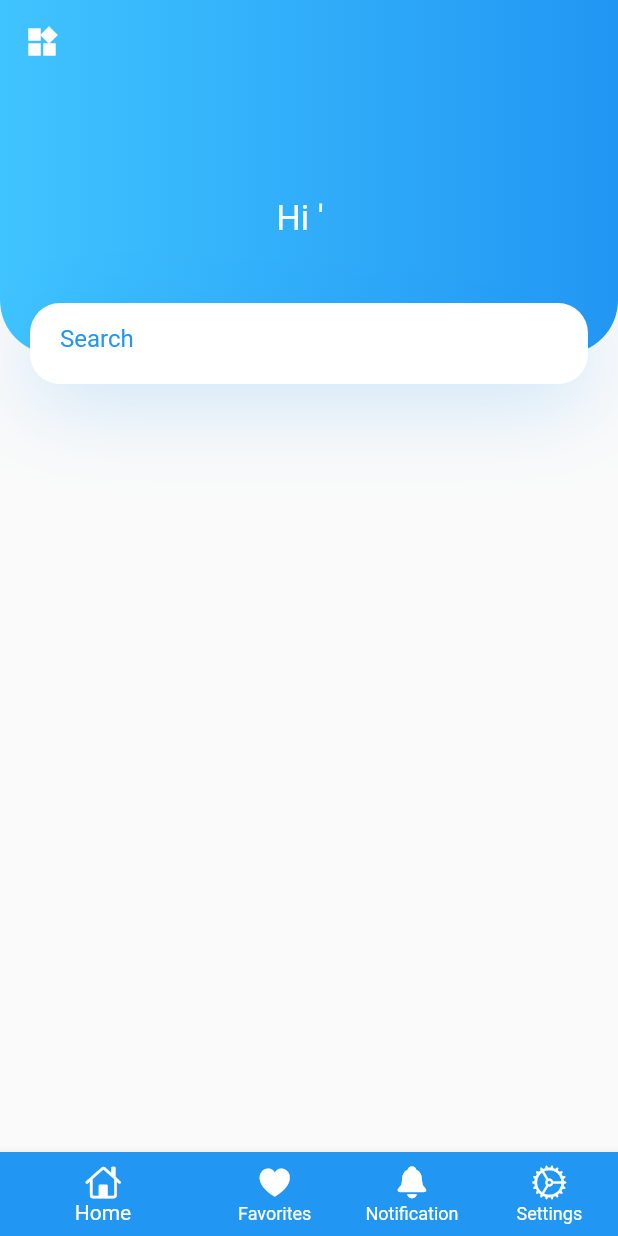
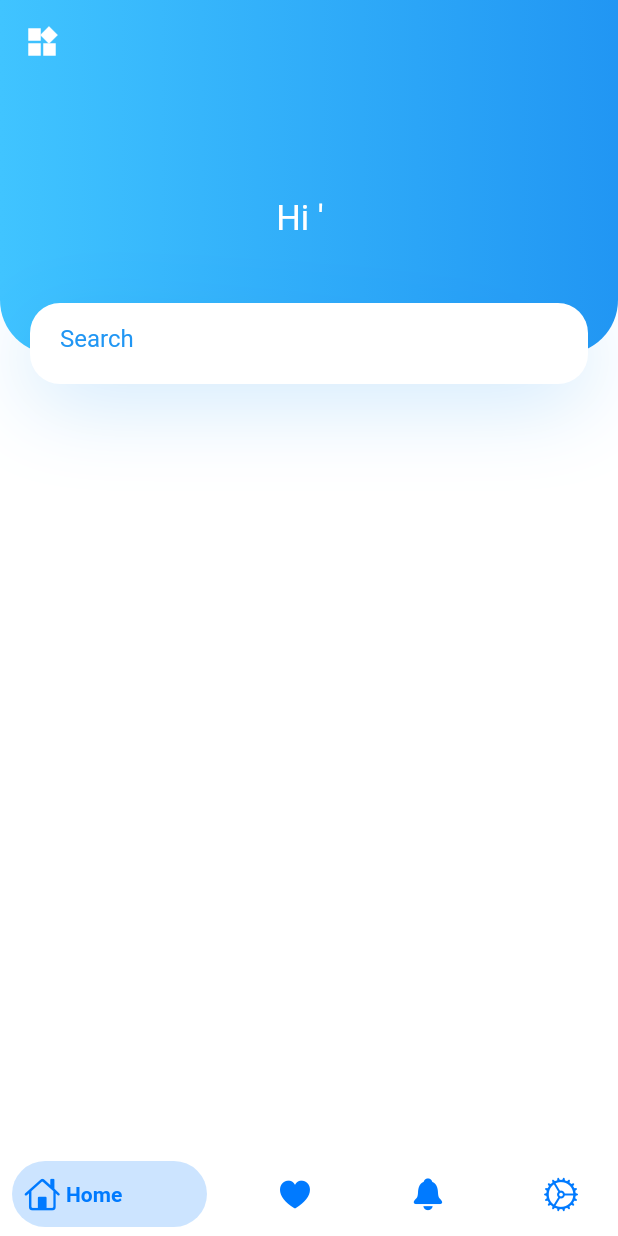
Before and after one commit to knk-naviin/Shalong-app, a Flutter app: the CustomerDashboardScreen screen opened directly, on a phone screen of 412 x 824 dp. Run offline on Flutter 3.47's test engine with Material 2 defaults, Android fonts, the phone set to English and light mode, and no system bars; drawn by our look-alikes of bottom_navy_bar, pull_to_refresh; our stand-ins replace animated_splash_screen, cloud_firestore, email_validator, firebase_auth, firebase_core, font_awesome_flutter and 3 more; accounts and stored records are empty.

Commit message:
Ui Modified

```diff
--- a/shalong/lib/Dashboard/CustomerDashboard/CustomerDashboardScreen.dart
+++ b/shalong/lib/Dashboard/CustomerDashboard/CustomerDashboardScreen.dart
@@ -1,4 +1,5 @@
 
+import 'package:bottom_navy_bar/bottom_navy_bar.dart';
 import 'package:flutter/cupertino.dart';
 import 'package:flutter/material.dart';
 import 'package:shalong/Dashboard/CustomerDashboard/CustomerSettingScreen.dart';
@@ -13,17 +14,29 @@ class CustomerDashboardScreen extends StatefulWidget {
 
 class _CustomerDashboardScreenState extends State<CustomerDashboardScreen> {
   int _currentIndex = 0;
-  static const List<Widget> _widgetOptions = [
-    CustomerHomeScreen(),
-    Text("favorites"),
-    Center(child: Text("Notifications",style: TextStyle(fontSize: 32),)),
-    CustomerSettingScreen()
-    ];
+  late PageController _pageController;
+  // static const List<Widget> _widgetOptions = [
+  //   CustomerHomeScreen(),
+  //   Text("favorites"),
+  //   Center(child: Text("Notifications",style: TextStyle(fontSize: 32),)),
+  //   CustomerSettingScreen()
+  //   ];
   void _onItemTapped(int index) {
     setState(() {
       print(index);
       _currentIndex = index;
     });
+  }
+  @override
+  void initState() {
+    super.initState();
+    _pageController = PageController();
+  }
+
+  @override
+  void dispose() {
+    _pageController.dispose();
+    super.dispose();
   }
   @override
   Widget build(BuildContext context) {
@@ -34,36 +47,103 @@ class _CustomerDashboardScreenState extends State<CustomerDashboardScreen> {
       //   backgroundColor: Colors.blue,
       //
       // ),
-      bottomNavigationBar: BottomNavigationBar(
+      // bottomNavigationBar: BottomNavigationBar(
+      //   currentIndex: _currentIndex,
+      //   onTap: _onItemTapped,
+      //   elevation: 0,
+      //   showUnselectedLabels: true,
+      //   showSelectedLabels: true,
+      //   type: BottomNavigationBarType.shifting,
+      //   selectedItemColor: CupertinoColors.systemBlue,
+      //   unselectedItemColor: CupertinoColors.systemGrey,
+      //   items: [
+      //     BottomNavigationBarItem(
+      //       label: "Home",
+      //         icon: Icon(CupertinoIcons.home,
+      //           color: CupertinoColors.systemBlue,
+      //         ),
+      //       backgroundColor: Colors.white
+      //     ),
+      //     BottomNavigationBarItem(
+      //         icon: Icon(CupertinoIcons.heart_fill,
+      //           color: CupertinoColors.systemBlue,
+      //         ),
+      //         label: "Favorites",
+      //         backgroundColor: Colors.white
+      //     ),
+      //     BottomNavigationBarItem(
+      //         icon: Icon(CupertinoIcons.bell_fill,
+      //           color: CupertinoColors.systemBlue,
+      //         ),
+      //         label: "Notification",
+      //         backgroundColor: Colors.white
+      //     ),
+      //     BottomNavigationBarItem(
+      //         icon: Icon(CupertinoIcons.settings_solid,
+      //           color: CupertinoColors.systemBlue,
+      //         ),
+      //         label: "Settings",
+      //         backgroundColor: Colors.white
+      //     )
+      //   ],
+      // ),
+      bottomNavigationBar: BottomNavyBar(
+        selectedIndex: _currentIndex,
+
+        showElevation: false, // use this to remove appBar's elevation
+        onItemSelected: (index) => setState(() {
+          _currentIndex = index;
+          _pageController.animateToPage(index,
+              duration: Duration(milliseconds: 300),
+              curve: Curves.ease
+          );
+        }),
         items: [
-          BottomNavigationBarItem(
-              icon: Icon(CupertinoIcons.home),
-            label: "Home",
-            backgroundColor: Colors.blue
+          BottomNavyBarItem(
+            icon: Icon(CupertinoIcons.home,
+              color: CupertinoColors.systemBlue,
+            ),
+            title: Text('Home'),
+            activeColor: CupertinoColors.systemBlue,
           ),
-          BottomNavigationBarItem(
-              icon: Icon(CupertinoIcons.heart_fill),
-              label: "Favorites",
-              backgroundColor: Colors.blue
-
+          BottomNavyBarItem(
+              icon: Icon(CupertinoIcons.heart_fill,
+                color: CupertinoColors.systemBlue,
+              ),
+              title: Text('Favorites'),
+              activeColor: CupertinoColors.systemBlue,
           ),
-          BottomNavigationBarItem(
-              icon: Icon(CupertinoIcons.bell_fill),
-              label: "Notification",
-              backgroundColor: Colors.blue
+          BottomNavyBarItem(
+              icon: Icon(CupertinoIcons.bell_fill,
+                color: CupertinoColors.systemBlue,
+              ),
+              title: Text('Notification'),
+              activeColor:CupertinoColors.systemBlue,
           ),
-          BottomNavigationBarItem(
-              icon: Icon(CupertinoIcons.settings_solid),
-              label: "Settings",
-              backgroundColor: Colors.blue
-          )
+          BottomNavyBarItem(
+              icon: Icon(CupertinoIcons.settings_solid,
+                color: CupertinoColors.systemBlue,
+              ),
+              title: Text('Settings'),
+              activeColor: CupertinoColors.systemBlue,
+          ),
         ],
-        currentIndex: _currentIndex,
-        showUnselectedLabels: true,
-        onTap: _onItemTapped,
-        elevation: 5,
-
       ),
-        body: Container(child: _widgetOptions.elementAt(_currentIndex)));
+        // body: Container(child: _widgetOptions.elementAt(_currentIndex))
+      body: SizedBox.expand(
+        child: PageView(
+          controller: _pageController,
+          onPageChanged: (index) {
+            setState(() => _currentIndex = index);
+          },
+          children: <Widget>[
+            CustomerHomeScreen(),
+            Text("favorites"),
+            Center(child: Text("Notifications",style: TextStyle(fontSize: 32),)),
+            CustomerSettingScreen()
+          ],
+        ),
+      ),
+    );
   }
 }
--- a/shalong/pubspec.yaml
+++ b/shalong/pubspec.yaml
@@ -48,7 +48,7 @@ dependencies:
   pull_to_refresh: ^2.0.0
   avatar_view: ^1.0.1
   flutter_rating_bar: ^4.0.0
-
+  bottom_navy_bar: ^6.0.0
 
 
 
```
Also changed, not shown: shalong/lib/Dashboard/CustomerDashboard/CustomerHomeScreen.dart (+11 -3 lines), shalong/pubspec.lock.
